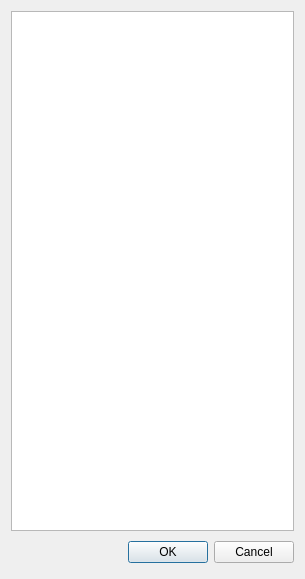
Before: the Qt Designer form src/SelectApp.ui in wlssirius/ChaosTranslate, drawn with Qt 5.
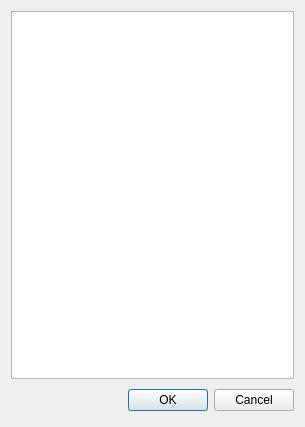
After: the same form once the commit is applied.

```diff
--- a/src/SelectApp.ui
+++ b/src/SelectApp.ui
@@ -7,7 +7,7 @@
     <x>0</x>
     <y>0</y>
     <width>305</width>
-    <height>579</height>
+    <height>427</height>
    </rect>
   </property>
   <property name="windowTitle">
```
